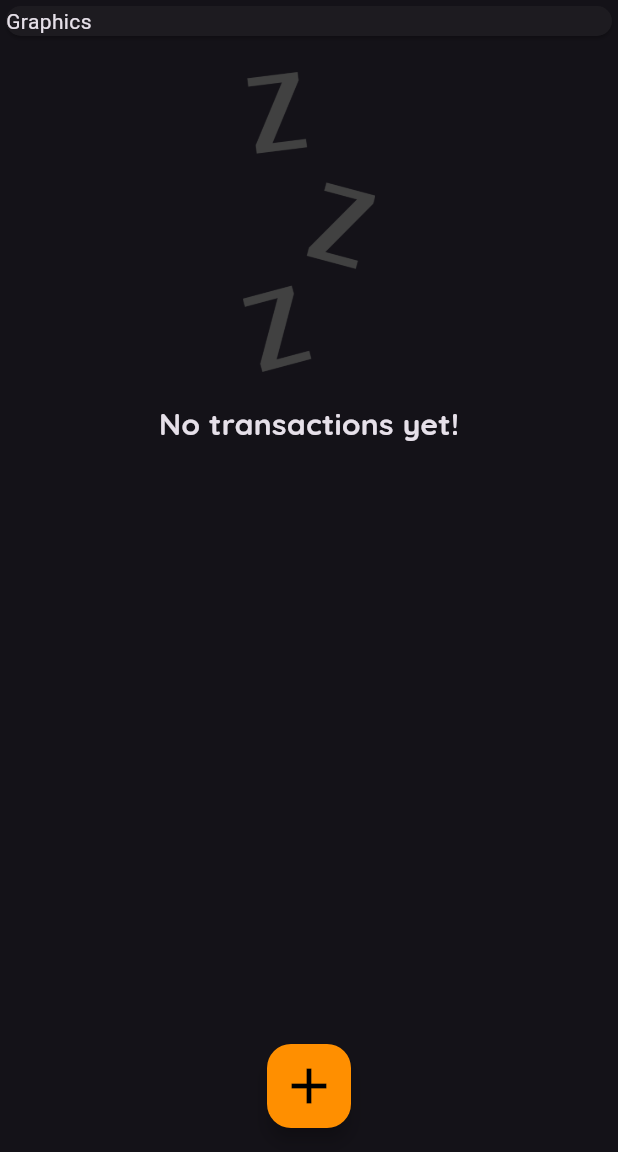
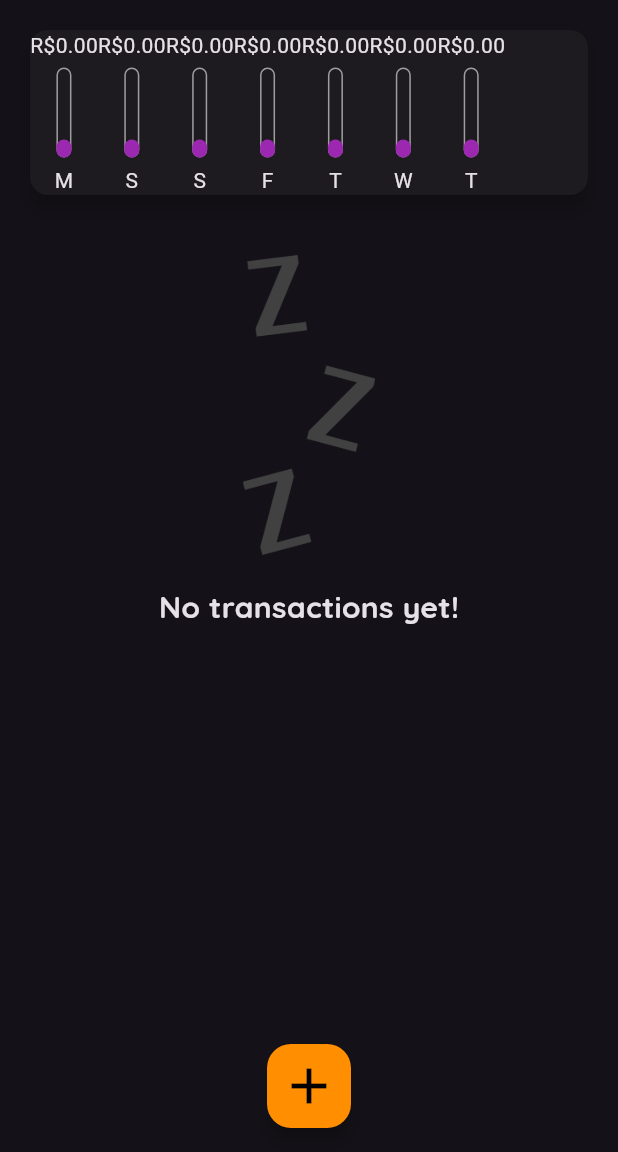
Before and after one commit to Marlos001/Expenses-app-Flutter, a Flutter app: the screen it shows after launch, on a phone screen of 412 x 824 dp, the part 84-1236 px from its top. Run offline on Flutter 3.47's test engine with Material 3 defaults, Android fonts, the phone set to English and light mode, and no system bars.

Commit message:
feat: chart improvements

```diff
--- a/lib/components/chart.dart
+++ b/lib/components/chart.dart
@@ -1,6 +1,7 @@
 import 'package:flutter/material.dart';
 import '../models/transaction.dart';
 import 'package:intl/intl.dart';
+import 'chart_bar.dart';
 
 class Chart extends StatelessWidget {
   final List<Transaction> recentTransactions;
@@ -39,7 +40,13 @@ class Chart extends StatelessWidget {
       margin: const EdgeInsets.all(20),
       child: Row(
         children: [
-          // Chart
+          ...groupedTransactions.map((tr) {
+            return ChartBar(
+              label: tr['day'] as String,
+              value: tr['value'] as double,
+              percentage: 0.2,
+            );
+          }),
         ],
       ),
     );
--- /dev/null
+++ b/lib/components/chart_bar.dart
@@ -0,0 +1,53 @@
+import 'package:flutter/material.dart';
+
+class ChartBar extends StatelessWidget {
+  final String label;
+  final double value;
+  final double percentage;
+
+  const ChartBar({
+    super.key,
+    required this.label,
+    required this.value,
+    required this.percentage,
+  });
+
+  @override
+  Widget build(BuildContext context) {
+    return Column(
+      children: [
+        Text('R\$${value.toStringAsFixed(2)}'),
+        const SizedBox(height: 5),
+        Container(
+          height: 60,
+          width: 10,
+          child: Stack(
+            alignment: Alignment.bottomCenter,
+            children: [
+              Container(
+                decoration: BoxDecoration(
+                      border: Border.all(
+                    color: Colors.grey,
+                    width: 1.0,
+                  ),
+                  borderRadius: BorderRadius.circular(5),
+                ),
+              ),
+              FractionallySizedBox(
+                heightFactor: percentage,
+                child: Container(
+                  decoration: BoxDecoration(
+                    color: Colors.purple,
+                    borderRadius: BorderRadius.circular(5),
+                  ),
+                ),
+              ),
+            ],
+          ),
+        ),
+        const SizedBox(height: 5),
+        Text(label)
+      ],
+    );
+  }
+}
--- a/lib/main.dart
+++ b/lib/main.dart
@@ -1,3 +1,4 @@
+import './components/chart.dart';
 import 'package:flutter/material.dart';
 import 'dart:math';
 import './components/transaction_form.dart';
@@ -71,6 +72,12 @@ class _MyHomeState extends State<MyHome> {
     // ),
   ];
 
+  List<Transaction> get _recentTransactions {
+    return _transactions.where((tr) {
+      return tr.date.isAfter(DateTime.now().subtract(Duration(days: 7)));
+    }).toList();
+  }
+
   _addTransaction(String title, double value) {
     final newTransaction = Transaction(
       id: Random().nextDouble().toString(),
@@ -111,11 +118,7 @@ class _MyHomeState extends State<MyHome> {
         child: Column(
           crossAxisAlignment: CrossAxisAlignment.stretch,
           children: [
-            Container(
-              child: const Card(
-                child: Text('Graphics'),
-              ),
-            ),
+            Chart(_recentTransactions),
             TransactionList(_transactions),
           ],
         ),
```
